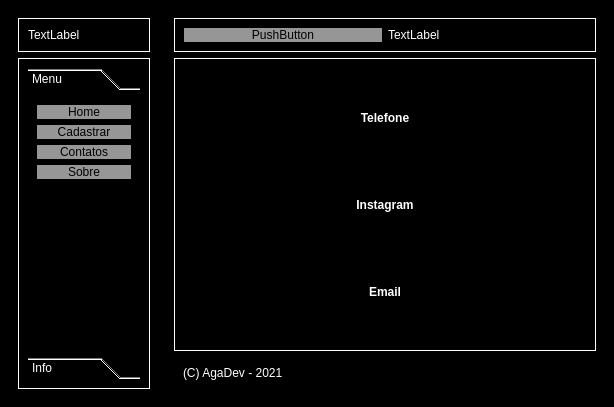
Before: the Qt Designer form layout.ui in euqIrn3h/App-Consulta-Cadastro-de-Empresas-Python-Qt, drawn with Qt 5.
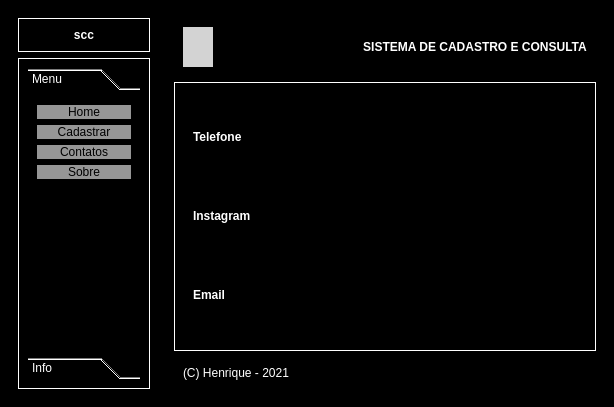
After: the same form once the commit is applied. The open tabs and pages were chosen to show the change. Icons and pictures are not drawn.

Commit message: Arquivo layout | Modificações no layout

What changed in the file:
```diff
--- a/layout.ui
+++ b/layout.ui
@@ -26,6 +26,11 @@
 color:rgb(0,0,0)
 }
 
+QPushButton:hover{
+background-color:rgb(255,255,255);
+color:rgb(0,0,0)
+}
+
 QTableWidget{
 background-color:rgb(255,255,255);
 color:rgb(0,0,0);
@@ -77,11 +82,20 @@
          <layout class="QHBoxLayout" name="horizontalLayout_4">
           <item>
            <widget class="QLabel" name="label_3">
+            <property name="font">
+             <font>
+              <weight>75</weight>
+              <bold>true</bold>
+             </font>
+            </property>
             <property name="styleSheet">
              <string notr="true">border: none</string>
             </property>
             <property name="text">
-             <string>TextLabel</string>
+             <string>scc</string>
+            </property>
+            <property name="alignment">
+             <set>Qt::AlignCenter</set>
             </property>
            </widget>
           </item>
@@ -221,9 +235,7 @@
        <item>
         <widget class="QFrame" name="TopFrame">
          <property name="styleSheet">
-          <string notr="true">border: 1px;
-border-style:solid;
-border-color: white;</string>
+          <string notr="true"/>
          </property>
          <property name="frameShape">
           <enum>QFrame::StyledPanel</enum>
@@ -232,24 +244,44 @@
           <enum>QFrame::Raised</enum>
          </property>
          <layout class="QHBoxLayout" name="horizontalLayout_2">
-          <item>
-           <widget class="QPushButton" name="pushButton">
+          <item alignment="Qt::AlignLeft">
+           <widget class="QPushButton" name="pbtopo">
+            <property name="minimumSize">
+             <size>
+              <width>0</width>
+              <height>40</height>
+             </size>
+            </property>
+            <property name="maximumSize">
+             <size>
+              <width>30</width>
+              <height>16777215</height>
+             </size>
+            </property>
             <property name="styleSheet">
-             <string notr="true">border:none
-</string>
+             <string notr="true">background-color: rgb(211, 211, 211);</string>
             </property>
             <property name="text">
-             <string>PushButton</string>
+             <string/>
             </property>
            </widget>
           </item>
           <item>
            <widget class="QLabel" name="label">
+            <property name="font">
+             <font>
+              <weight>75</weight>
+              <bold>true</bold>
+             </font>
+            </property>
             <property name="styleSheet">
              <string notr="true">border:none</string>
             </property>
             <property name="text">
-             <string>TextLabel</string>
+             <string>SISTEMA DE CADASTRO E CONSULTA</string>
+            </property>
+            <property name="alignment">
+             <set>Qt::AlignCenter</set>
             </property>
            </widget>
           </item>
@@ -591,10 +623,10 @@
                  </font>
                 </property>
                 <property name="text">
-                 <string>Telefone</string>
+                 <string>&lt;html&gt;&lt;head/&gt;&lt;body&gt;&lt;p&gt;&lt;img src=&quot;:/icon/telefone.png&quot;/&gt; Telefone&lt;/p&gt;&lt;/body&gt;&lt;/html&gt;</string>
                 </property>
                 <property name="alignment">
-                 <set>Qt::AlignCenter</set>
+                 <set>Qt::AlignLeading|Qt::AlignLeft|Qt::AlignVCenter</set>
                 </property>
                </widget>
               </item>
@@ -607,10 +639,10 @@
                  </font>
                 </property>
                 <property name="text">
-                 <string>Instagram</string>
+                 <string>&lt;html&gt;&lt;head/&gt;&lt;body&gt;&lt;p&gt;&lt;img src=&quot;:/icon/instagram.png&quot;/&gt; Instagram&lt;/p&gt;&lt;/body&gt;&lt;/html&gt;</string>
                 </property>
                 <property name="alignment">
-                 <set>Qt::AlignCenter</set>
+                 <set>Qt::AlignLeading|Qt::AlignLeft|Qt::AlignVCenter</set>
                 </property>
                </widget>
               </item>
@@ -623,10 +655,10 @@
                  </font>
                 </property>
                 <property name="text">
-                 <string>Email</string>
+                 <string>&lt;html&gt;&lt;head/&gt;&lt;body&gt;&lt;p&gt;&lt;img src=&quot;:/icon/email.png&quot;/&gt;Email&lt;/p&gt;&lt;/body&gt;&lt;/html&gt;</string>
                 </property>
                 <property name="alignment">
-                 <set>Qt::AlignCenter</set>
+                 <set>Qt::AlignLeading|Qt::AlignLeft|Qt::AlignVCenter</set>
                 </property>
                </widget>
               </item>
@@ -666,7 +698,7 @@
           <item>
            <widget class="QLabel" name="label_2">
             <property name="text">
-             <string>(C) AgaDev - 2021</string>
+             <string>(C) Henrique - 2021</string>
             </property>
            </widget>
           </item>
```
Left out of the diff: 24 changed lines with no effect on the pictures.
